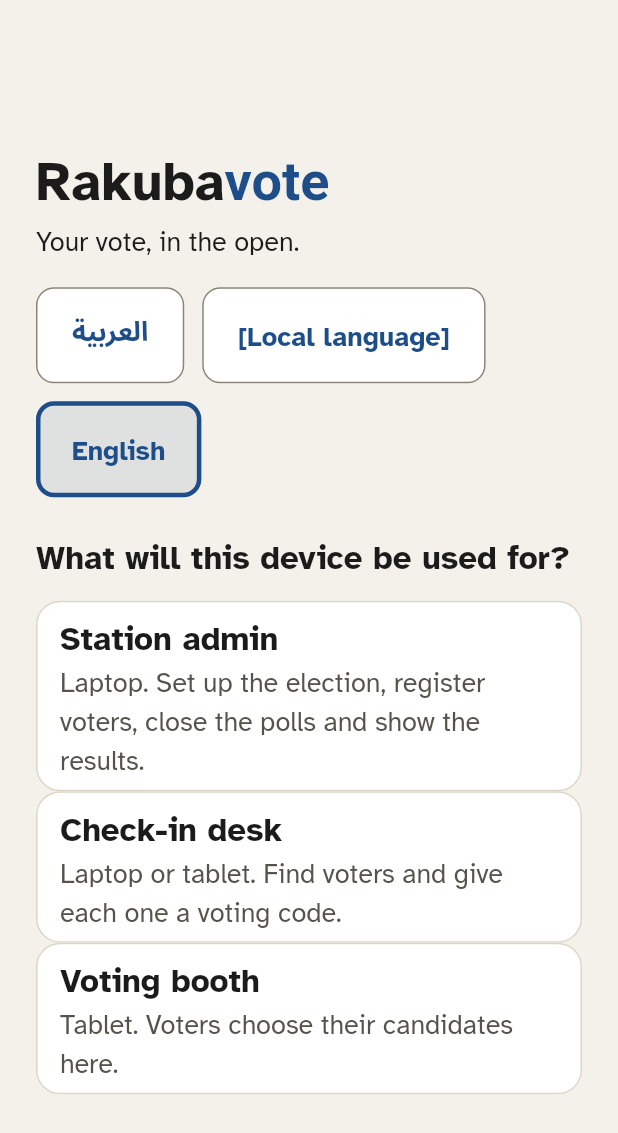
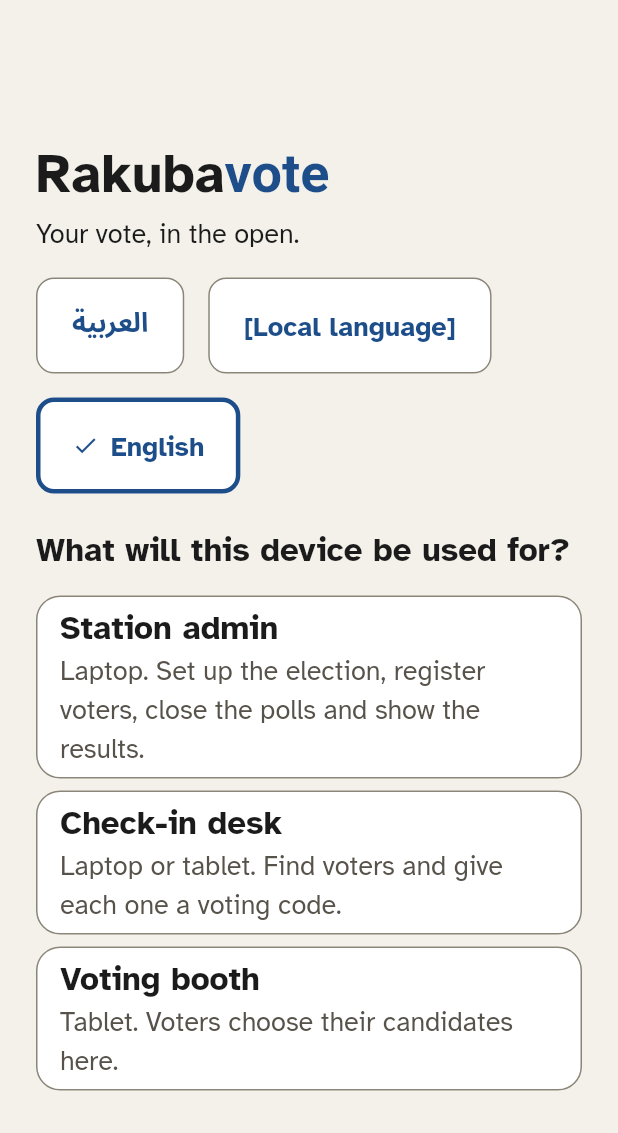
Before and after one commit to MaQur7/Rakubavote, a Flutter app: the screen it shows after launch, on a phone screen of 412 x 824 dp. Shown: the top 1133 px of the screen. Run offline on Flutter 3.47's test engine with Material 3 defaults, Android fonts, the phone set to English and light mode, and no system bars; our stand-ins replace audioplayers, csv, drift, file_picker, flutter_riverpod, image_picker and 5 more; missing offline and left inert: cryptography, mobile_scanner, shelf_router, sqlite3; accounts and stored records are empty; generated files the repository leaves out were written again.

Commit message:
Design system step 5: check-in, device setup and unlock screens
- 'Voting code' everywhere in English (was 'token' at check-in); Arabic
  already used one word
- The issued code is shown as a white slip with an Ink edge, not as a
  yellow warning box
- Manual check-in uses the shared clay secondary style; scan hint is
  muted text; error sentences bold clay
- Chosen language and device mode: 3 px Nile Blue border and a tick,
  no invented tints; mode cards spaced on the grid
- All text, spacing and corners on the scales
- Screen captures now render the whole window, so dialogs show

Co-Authored-By: Claude Opus 5.5 <noreply@anthropic.com>
Claude-Session: https://claude.ai/code/session_015JhRtEjd6tRfEfCLHVwGLX

```diff
--- a/lib/features/booth/booth_home.dart
+++ b/lib/features/booth/booth_home.dart
@@ -261,7 +261,7 @@ class _BoothHomeState extends ConsumerState<BoothHome> {
                     padding: const EdgeInsets.only(top: RakubaSpace.s),
                     child: Text(_error!,
                         key: const ValueKey('booth-load-error'),
-                        style: rakubaText(context, RakubaType.body, colour: RakubaColors.clay)),
+                        style: rakubaText(context, RakubaType.body, bold: true, colour: RakubaColors.clay)),
                   ),
               ]),
             ),
--- a/lib/features/checkin/checkin_tablet_home.dart
+++ b/lib/features/checkin/checkin_tablet_home.dart
@@ -38,7 +38,7 @@ class CheckInTabletHome extends ConsumerWidget {
             body: Center(
               child: ConstrainedBox(
                 constraints: const BoxConstraints(maxWidth: 560),
-                child: ListView(padding: const EdgeInsets.all(24), children: const [PairCard(role: DeviceRole.checkin)]),
+                child: ListView(padding: const EdgeInsets.all(RakubaSpace.m), children: const [PairCard(role: DeviceRole.checkin)]),
               ),
             ),
           );
--- a/lib/features/device_setup/device_setup_screen.dart
+++ b/lib/features/device_setup/device_setup_screen.dart
@@ -26,25 +26,25 @@ class LanguageButtons extends ConsumerWidget {
   Widget build(BuildContext context, WidgetRef ref) {
     final current = ref.watch(localeProvider);
     return Wrap(
-      spacing: 12,
-      runSpacing: 12,
+      spacing: RakubaSpace.s,
+      runSpacing: RakubaSpace.s,
       children: [
         for (final l in AppLocalizations.supportedLocales)
-          OutlinedButton(
-            style: l == current
-                ? OutlinedButton.styleFrom(
-                    backgroundColor: RakubaColors.nileBlue.withValues(
-                      alpha: 0.1,
-                    ),
-                    side: const BorderSide(
-                      color: RakubaColors.nileBlue,
-                      width: 3,
-                    ),
-                  )
-                : null,
-            onPressed: () => ref.read(localeProvider.notifier).set(l),
-            child: Text(lookupAppLocalizations(l).languageName),
-          ),
+          // Chosen language: 3 px Nile Blue border and a tick (design system).
+          l == current
+              ? OutlinedButton.icon(
+                  style: const ButtonStyle(
+                    side: WidgetStatePropertyAll(
+                        BorderSide(color: RakubaColors.nileBlue, width: RakubaLine.selected)),
+                  ),
+                  onPressed: () => ref.read(localeProvider.notifier).set(l),
+                  icon: const Icon(Icons.check),
+                  label: Text(lookupAppLocalizations(l).languageName),
+                )
+              : OutlinedButton(
+                  onPressed: () => ref.read(localeProvider.notifier).set(l),
+                  child: Text(lookupAppLocalizations(l).languageName),
+                ),
       ],
     );
   }
@@ -110,52 +110,42 @@ class _DeviceSetupScreenState extends ConsumerState<DeviceSetupScreen> {
           child: ConstrainedBox(
             constraints: const BoxConstraints(maxWidth: 640),
             child: SingleChildScrollView(
-              padding: const EdgeInsets.all(24),
+              padding: const EdgeInsets.all(RakubaSpace.m),
               child: Column(
                 crossAxisAlignment: CrossAxisAlignment.stretch,
                 children: [
                   const Wordmark(size: 36),
                   Text(
                     t.tagline,
-                    style: const TextStyle(fontSize: RakubaSizes.body),
+                    style: rakubaText(context, RakubaType.bodyLarge),
                   ),
-                  const SizedBox(height: 16),
+                  const SizedBox(height: RakubaSpace.s),
                   const LanguageButtons(),
-                  const SizedBox(height: 24),
+                  const SizedBox(height: RakubaSpace.m),
                   Text(
                     t.chooseDeviceMode,
-                    style: const TextStyle(
-                      fontSize: 22,
-                      fontWeight: FontWeight.w700,
-                    ),
+                    style: rakubaText(context, RakubaType.heading, bold: true),
                   ),
-                  const SizedBox(height: 12),
+                  const SizedBox(height: RakubaSpace.s),
                   for (final m in DeviceMode.values)
                     Card(
+                      margin: const EdgeInsets.only(bottom: RakubaSpace.xs),
                       shape: RoundedRectangleBorder(
-                        borderRadius: BorderRadius.circular(
-                          RakubaSizes.cardRadius,
-                        ),
-                        side: BorderSide(
-                          color: _mode == m
-                              ? RakubaColors.nileBlue
-                              : RakubaColors.placeholder,
-                          width: _mode == m ? 3 : 1,
-                        ),
+                        borderRadius: BorderRadius.circular(RakubaRadius.panel),
+                        side: _mode == m
+                            ? const BorderSide(color: RakubaColors.nileBlue, width: RakubaLine.selected)
+                            : const BorderSide(color: RakubaColors.border),
                       ),
                       child: ListTile(
                         key: ValueKey('mode-${m.name}'),
                         minTileHeight: RakubaSizes.minTouch + 16,
                         title: Text(
                           modeTitle(t, m),
-                          style: const TextStyle(
-                            fontSize: 22,
-                            fontWeight: FontWeight.w700,
-                          ),
+                          style: rakubaText(context, RakubaType.heading, bold: true),
                         ),
                         subtitle: Text(
                           modeHint(t, m),
-                          style: const TextStyle(fontSize: RakubaSizes.body),
+                          style: rakubaText(context, RakubaType.bodyLarge),
                         ),
                         trailing: _mode == m
                             ? const Icon(
@@ -167,13 +157,10 @@ class _DeviceSetupScreenState extends ConsumerState<DeviceSetupScreen> {
                       ),
                     ),
                   if (_mode != null) ...[
-                    const SizedBox(height: 16),
+                    const SizedBox(height: RakubaSpace.s),
                     Text(
                       t.setupDeviceTitle,
-                      style: const TextStyle(
-                        fontSize: 22,
-                        fontWeight: FontWeight.w700,
-                      ),
+                      style: rakubaText(context, RakubaType.heading, bold: true),
                     ),
                     FieldLabel(t.yourName),
                     TextField(
@@ -195,20 +182,17 @@ class _DeviceSetupScreenState extends ConsumerState<DeviceSetupScreen> {
                       obscureText: true,
                       keyboardType: TextInputType.number,
                     ),
-                    const SizedBox(height: 12),
+                    const SizedBox(height: RakubaSpace.s),
                     NoticeBox(child: Text(t.pinWarning)),
                     if (_error != null)
                       Padding(
-                        padding: const EdgeInsets.only(top: 12),
+                        padding: const EdgeInsets.only(top: RakubaSpace.s),
                         child: Text(
                           _error!,
-                          style: const TextStyle(
-                            color: RakubaColors.clay,
-                            fontSize: 16,
-                          ),
+                          style: rakubaText(context, RakubaType.body, bold: true, colour: RakubaColors.clay),
                         ),
                       ),
-                    const SizedBox(height: 16),
+                    const SizedBox(height: RakubaSpace.s),
                     FilledButton(
                       key: const ValueKey('setup-submit'),
                       onPressed: _busy ? null : () => _submit(t),
```
Also changed, not shown: lib/features/checkin/checkin_screen.dart (+52 -54 lines), lib/features/device_setup/pair_screen.dart (+7 -7 lines), lib/features/device_setup/unlock_screen.dart (+7 -7 lines), lib/l10n/app_en.arb (+4 -4 lines), lib/l10n/app_localizations.dart (+4 -4 lines), lib/l10n/app_localizations_en.dart (+7 -6 lines), lib/l10n/app_din.arb (line endings or trailing spaces), 3 other files.
